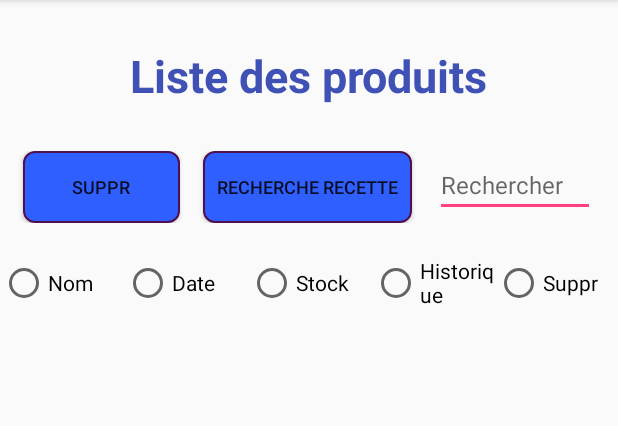
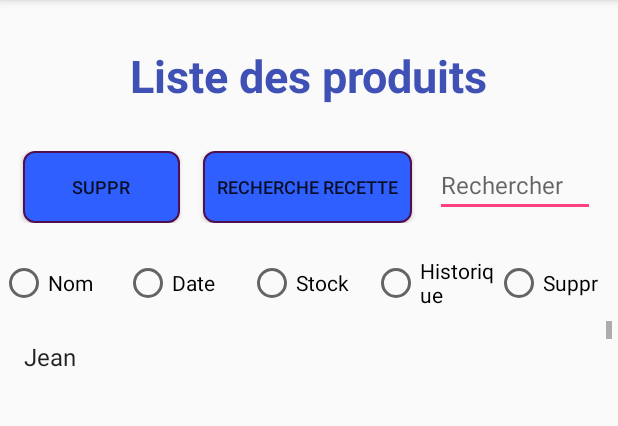
Before and after one commit to FrancoisLefevre12/Optali, an Android app: the ListeActivity screen opened directly, with no data from a screen before it, on a phone screen of 412 x 824 dp, the part 84-510 px from its top. Run offline under Robolectric (Android 15) with nearby library versions, the phone set to English and light mode, and no system bars; our stand-ins replace Volley.

Commit message:
Prise en main des List adapter

```diff
--- a/Optalinew/app/build.gradle
+++ b/Optalinew/app/build.gradle
@@ -29,4 +29,5 @@ dependencies {
     compile 'com.rmtheis:tess-two:6.0.3'
     compile 'com.mcxiaoke.volley:library:1.0.19'
     testCompile 'junit:junit:4.12'
+    compile 'com.google.android.gms:play-services-appindexing:8.4.0'
 }
--- a/Optalinew/app/src/main/AndroidManifest.xml
+++ b/Optalinew/app/src/main/AndroidManifest.xml
@@ -31,7 +31,11 @@
 
         <activity android:label="@string/app_name" android:name=".ListeActivity"
             android:screenOrientation="portrait">
-        </activity>
+        </activity><!-- ATTENTION: This was auto-generated to add Google Play services to your project for
+     App Indexing.  See https://g.co/AppIndexing/AndroidStudio for more information. -->
+        <meta-data
+            android:name="com.google.android.gms.version"
+            android:value="@integer/google_play_services_version" />
 
     </application>
 
--- a/Optalinew/app/src/main/java/com/app/optali/ListeActivity.java
+++ b/Optalinew/app/src/main/java/com/app/optali/ListeActivity.java
@@ -1,13 +1,34 @@
 package com.app.optali;
 
+import android.net.Uri;
 import android.os.Bundle;
 import android.support.v7.app.AppCompatActivity;
 import android.view.View;
+import android.widget.ArrayAdapter;
 import android.widget.Button;
 import android.widget.EditText;
+import android.widget.ListView;
 import android.widget.RadioButton;
 
+import com.android.volley.Request;
+import com.android.volley.RequestQueue;
+import com.android.volley.Response;
+import com.android.volley.VolleyError;
+import com.android.volley.toolbox.JsonObjectRequest;
+import com.android.volley.toolbox.Volley;
+import com.google.android.gms.appindexing.Action;
+import com.google.android.gms.appindexing.AppIndex;
+import com.google.android.gms.appindexing.Thing;
+import com.google.android.gms.common.api.GoogleApiClient;
+
+import org.json.JSONObject;
+
 public class ListeActivity extends AppCompatActivity implements View.OnClickListener {
+
+    public static final String REGISTER_URL = "http://89.80.34.165/get.php";
+    public static final String KEY_ORDER = "OrderBy";
+    public static final String KEY_SEARCH = "Search";
+
 
     private Button bSuppr;
     private Button bFindRecipe;
@@ -17,6 +38,13 @@ public class ListeActivity extends AppCompatActivity implements View.OnClickList
     private RadioButton radioStock;
     private RadioButton radioHisto;
     private RadioButton radioSuppr;
+
+    private ListView listView;
+    /**
+     * ATTENTION: This was auto-generated to implement the App Indexing API.
+     * See https://g.co/AppIndexing/AndroidStudio for more information.
+     */
+    String[] prenoms=new String[]{"Jean","Patrick","Pascal","Rodolphou"};
 
 
     @Override
@@ -51,8 +79,32 @@ public class ListeActivity extends AppCompatActivity implements View.OnClickList
         radioSuppr.setOnClickListener(this);
 
 
+        listView = (ListView) findViewById(R.id.list_ing);
+        // String à changer on doit mettre 5 string
+        ArrayAdapter<String> adapter = new ArrayAdapter<String>(ListeActivity.this, android.R.layout.simple_list_item_1,prenoms);
+        listView.setAdapter(adapter);}
+
+/*
+        // Volley prepare la requete
+        JsonObjectRequest getRequest = new JsonObjectRequest(Request.Method.GET, REGISTER_URL, null,
+                new Response.Listener<JSONObject>() {
+                    @Override
+                    public void onResponse(JSONObject reponse) {
+                        log.d("Reponse", reponse.toString());
+                    }
+                },
+                new Response.ErrorListener() {
+                    @Override
+                    public void onErrorResponse(VolleyError error) {
+
+                    }
+                }
+        );
+
+        RequestQueue requestQueue = Volley.newRequestQueue(this);
+        requestQueue.add(getRequest);
     }
-
+*/
 
     public void onClick(View v) {
 
--- a/Optalinew/app/src/main/res/layout/liste_alim.xml
+++ b/Optalinew/app/src/main/res/layout/liste_alim.xml
@@ -105,13 +105,20 @@
 
     </RadioGroup>
 
-
-    <LinearLayout
+    <ScrollView
         android:layout_width="match_parent"
         android:layout_height="match_parent"
-        android:orientation="horizontal"
-        android:layout_marginTop="5dip">
+        android:layout_marginTop="5dp"
+        android:scrollbarStyle="outsideInset">
+        <ListView
+            android:id="@+id/list_ing"
+            android:layout_width="match_parent"
+            android:layout_height="match_parent">
+        </ListView>
 
+    </ScrollView>
+
+<!-- les textview pour bien séparer les contenus
         <TextView
             android:layout_width="match_parent"
             android:layout_height="match_parent"
@@ -149,20 +156,6 @@
             android:layout_height="match_parent"
             android:id="@+id/supprCheck"
             android:layout_weight="20"/>
-
-
-        <ScrollView
-            android:layout_width="wrap_content"
-            android:layout_height="match_parent"
-            android:layout_marginTop="5dp"
-            android:scrollbarStyle="insideOverlay">
-        <ListView
-            android:layout_width="wrap_content"
-            android:layout_height="wrap_content">
-        </ListView>
-
-        </ScrollView>
-
-    </LinearLayout>
+-->
 
 </LinearLayout>
```
